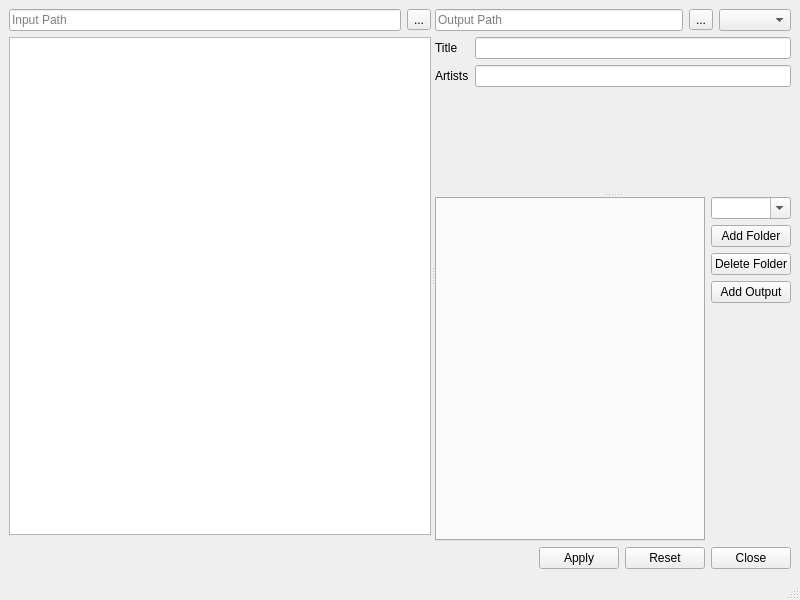
The window that fluss/apps/organizer/main.ui (cmpute/Fluss) describes before a commit, drawn with Qt 5.
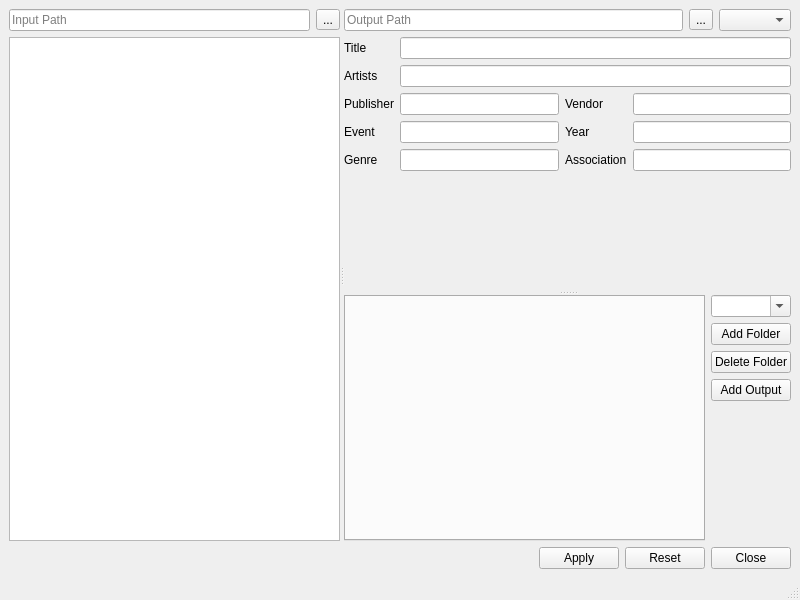
The same window after the commit. Custom widgets are drawn as their Qt base class.

Commit message: Add keyword panel

The edit to the form file:
```diff
--- a/fluss/apps/organizer/main.ui
+++ b/fluss/apps/organizer/main.ui
@@ -62,9 +62,6 @@
           </property>
          </widget>
         </item>
-        <item>
-         <widget class="QWidget" name="widget" native="true"/>
-        </item>
        </layout>
       </widget>
       <widget class="QSplitter" name="splitter">
@@ -72,7 +69,7 @@
         <enum>Qt::Vertical</enum>
        </property>
        <widget class="QWidget" name="verticalLayoutWidget_3">
-        <layout class="QVBoxLayout" name="panel_output" stretch="0,0,0">
+        <layout class="QVBoxLayout" name="panel_output" stretch="0,0,1">
          <item>
           <layout class="QHBoxLayout" name="panel_output_path">
            <item>
@@ -96,12 +93,26 @@
             </widget>
            </item>
            <item>
-            <widget class="QComboBox" name="cbox_output_type"/>
+            <widget class="QComboBox" name="cbox_output_type">
+             <property name="placeholderText">
+              <string>Format</string>
+             </property>
+            </widget>
            </item>
           </layout>
          </item>
          <item>
           <layout class="QGridLayout" name="panel_album_meta">
+           <item row="3" column="0">
+            <widget class="QLabel" name="label_5">
+             <property name="text">
+              <string>Event</string>
+             </property>
+            </widget>
+           </item>
+           <item row="2" column="1">
+            <widget class="QLineEdit" name="txt_publisher"/>
+           </item>
            <item row="1" column="0">
             <widget class="QLabel" name="label">
              <property name="text">
@@ -109,9 +120,6 @@
              </property>
             </widget>
            </item>
-           <item row="1" column="1">
-            <widget class="QLineEdit" name="txt_artists"/>
-           </item>
            <item row="0" column="0">
             <widget class="QLabel" name="label_2">
              <property name="text">
@@ -119,23 +127,66 @@
              </property>
             </widget>
            </item>
-           <item row="0" column="1">
+           <item row="1" column="1" colspan="3">
+            <widget class="QLineEdit" name="txt_artists"/>
+           </item>
+           <item row="0" column="1" colspan="3">
             <widget class="QLineEdit" name="txt_title"/>
            </item>
+           <item row="3" column="2">
+            <widget class="QLabel" name="label_6">
+             <property name="text">
+              <string>Year</string>
+             </property>
+            </widget>
+           </item>
+           <item row="3" column="1">
+            <widget class="QLineEdit" name="lineEdit"/>
+           </item>
+           <item row="2" column="0">
+            <widget class="QLabel" name="label_3">
+             <property name="text">
+              <string>Publisher</string>
+             </property>
+            </widget>
+           </item>
+           <item row="2" column="3">
+            <widget class="QLineEdit" name="txt_vendoer"/>
+           </item>
+           <item row="2" column="2">
+            <widget class="QLabel" name="label_4">
+             <property name="text">
+              <string>Vendor</string>
+             </property>
+            </widget>
+           </item>
+           <item row="3" column="3">
+            <widget class="QLineEdit" name="lineEdit_2"/>
+           </item>
+           <item row="4" column="0">
+            <widget class="QLabel" name="label_7">
+             <property name="text">
+              <string>Genre</string>
+             </property>
+            </widget>
+           </item>
+           <item row="4" column="1">
+            <widget class="QLineEdit" name="lineEdit_3"/>
+           </item>
+           <item row="4" column="2">
+            <widget class="QLabel" name="label_8">
+             <property name="text">
+              <string>Association</string>
+             </property>
+            </widget>
+           </item>
+           <item row="4" column="3">
+            <widget class="QLineEdit" name="lineEdit_4"/>
+           </item>
           </layout>
          </item>
          <item>
-          <spacer name="verticalSpacer">
-           <property name="orientation">
-            <enum>Qt::Vertical</enum>
-           </property>
-           <property name="sizeHint" stdset="0">
-            <size>
-             <width>0</width>
-             <height>0</height>
-            </size>
-           </property>
-          </spacer>
+          <widget class="KeywordPanel" name="widget_keywords" native="true"/>
          </item>
         </layout>
        </widget>
@@ -249,6 +300,12 @@
    <extends>QLineEdit</extends>
    <header>fluss.apps.organizer.widgets</header>
   </customwidget>
+  <customwidget>
+   <class>KeywordPanel</class>
+   <extends>QWidget</extends>
+   <header>fluss.apps.organizer.widgets</header>
+   <container>1</container>
+  </customwidget>
  </customwidgets>
  <resources/>
  <connections/>
```
The commit also changes 3 other files.
